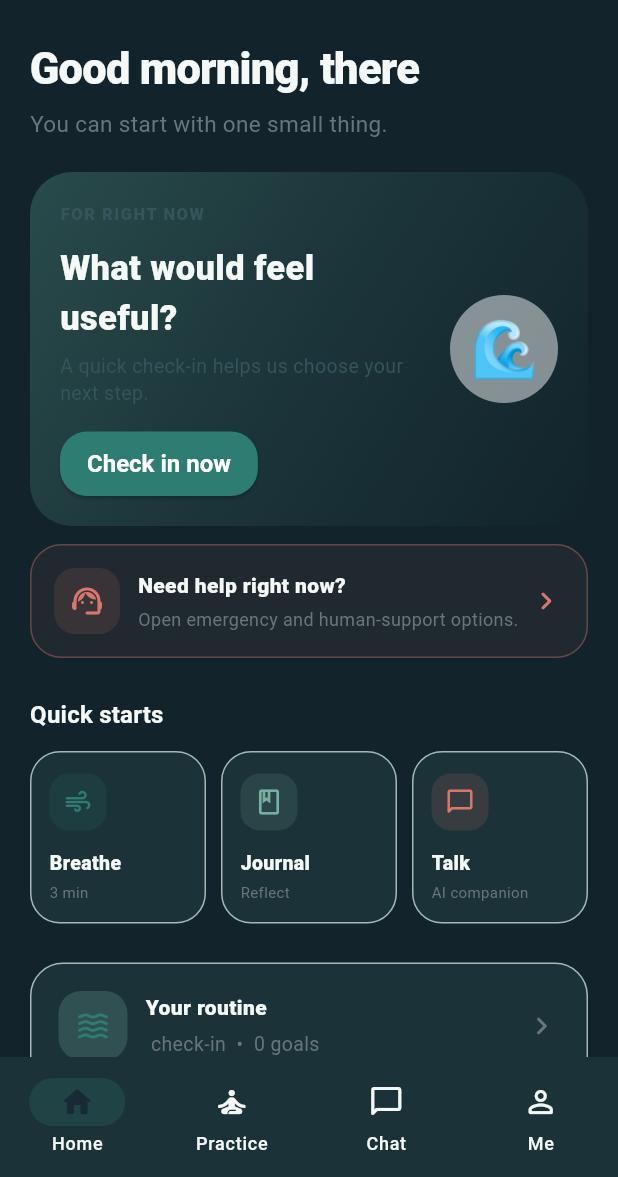
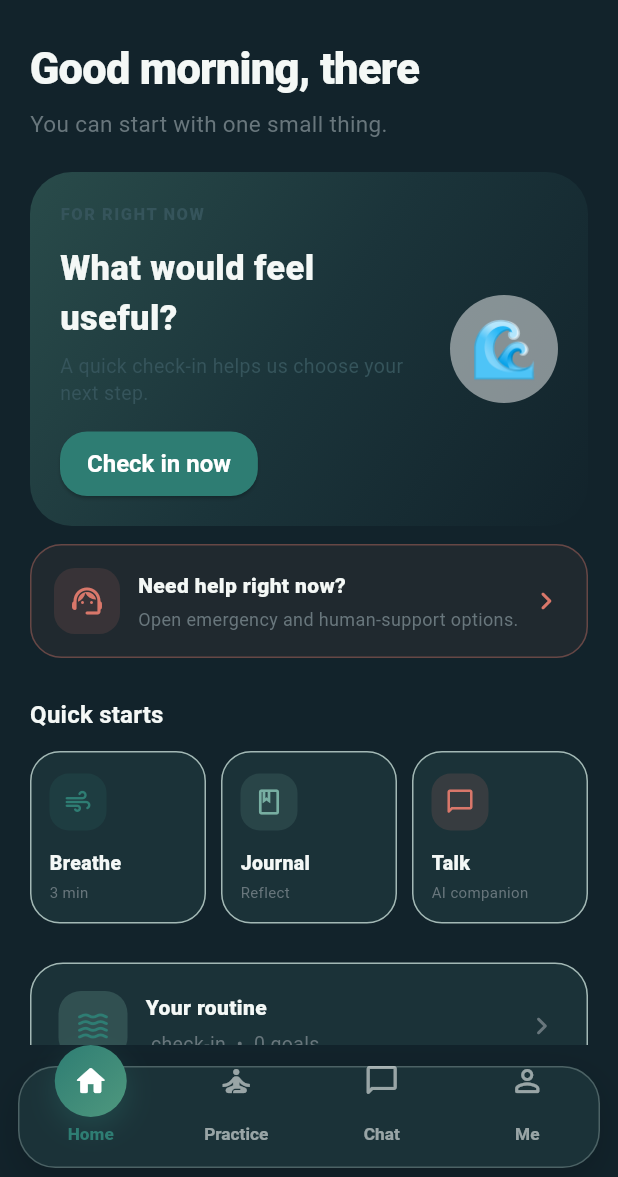
Before and after one commit to Tor3x-Coder/mindmate, a Flutter app: the MainNavScreen screen opened directly, on a phone screen of 412 x 824 dp, the part 59-1236 px from its top. Run offline on Flutter 3.47's test engine with Material 3 defaults, Android fonts, the phone set to English and light mode, and no system bars; our stand-ins replace cloud_firestore, firebase_auth, firebase_core, just_audio, shared_preferences; missing offline and left inert: model_viewer_plus; accounts and stored records are empty; Roboto replaces fonts that are missing (Poppins).

Commit message:
UX: add floating nav and meditation reassurance cues
Co-authored-by: arena-agent <297053741+arena-agent@users.noreply.github.com>

```diff
--- a/lib/screens/main_nav_screen.dart
+++ b/lib/screens/main_nav_screen.dart
@@ -1,5 +1,8 @@
 import 'package:flutter/material.dart';
-import '../utils/app_theme.dart';
+import 'package:provider/provider.dart';
+
+import '../services/app_settings_controller.dart';
+import '../widgets/floating_tide_navigation_bar.dart';
 import 'home/home_tab_screen.dart';
 import 'practice/practice_tab_screen.dart';
 import 'chat/chat_tab_screen.dart';
@@ -19,6 +22,29 @@ class MainNavScreen extends StatefulWidget {
 class _MainNavScreenState extends State<MainNavScreen> {
   int _currentIndex = 0;
 
+  static const List<FloatingTideDestination> _destinations = [
+    FloatingTideDestination(
+      icon: Icons.home_outlined,
+      selectedIcon: Icons.home_rounded,
+      label: 'Home',
+    ),
+    FloatingTideDestination(
+      icon: Icons.self_improvement_outlined,
+      selectedIcon: Icons.self_improvement_rounded,
+      label: 'Practice',
+    ),
+    FloatingTideDestination(
+      icon: Icons.chat_bubble_outline_rounded,
+      selectedIcon: Icons.chat_bubble_rounded,
+      label: 'Chat',
+    ),
+    FloatingTideDestination(
+      icon: Icons.person_outline_rounded,
+      selectedIcon: Icons.person_rounded,
+      label: 'Me',
+    ),
+  ];
+
   final List<Widget> _tabs = const [
     HomeTabScreen(),
     PracticeTabScreen(),
@@ -28,40 +54,21 @@ class _MainNavScreenState extends State<MainNavScreen> {
 
   @override
   Widget build(BuildContext context) {
-    final isDark = Theme.of(context).brightness == Brightness.dark;
+    final settings = context.watch<AppSettingsController>();
 
     return Scaffold(
       body: IndexedStack(
         index: _currentIndex,
         children: _tabs,
       ),
-      bottomNavigationBar: NavigationBar(
+      bottomNavigationBar: FloatingTideNavigationBar(
         selectedIndex: _currentIndex,
-        onDestinationSelected: (index) => setState(() => _currentIndex = index),
-        backgroundColor: Theme.of(context).colorScheme.surface,
-        indicatorColor: AppTheme.primary.withValues(alpha: isDark ? 0.24 : 0.14),
-        destinations: const [
-          NavigationDestination(
-            icon: Icon(Icons.home_outlined),
-            selectedIcon: Icon(Icons.home_rounded),
-            label: 'Home',
-          ),
-          NavigationDestination(
-            icon: Icon(Icons.self_improvement_outlined),
-            selectedIcon: Icon(Icons.self_improvement_rounded),
-            label: 'Practice',
-          ),
-          NavigationDestination(
-            icon: Icon(Icons.chat_bubble_outline_rounded),
-            selectedIcon: Icon(Icons.chat_bubble_rounded),
-            label: 'Chat',
-          ),
-          NavigationDestination(
-            icon: Icon(Icons.person_outline_rounded),
-            selectedIcon: Icon(Icons.person_rounded),
-            label: 'Me',
-          ),
-        ],
+        destinations: _destinations,
+        animationIntensity: settings.animationIntensity,
+        onDestinationSelected: (index) {
+          if (index == _currentIndex) return;
+          setState(() => _currentIndex = index);
+        },
       ),
     );
   }
--- /dev/null
+++ b/lib/widgets/floating_tide_navigation_bar.dart
@@ -0,0 +1,208 @@
+import 'dart:math' as math;
+
+import 'package:flutter/material.dart';
+
+import '../utils/app_theme.dart';
+
+class FloatingTideDestination {
+  final IconData icon;
+  final IconData selectedIcon;
+  final String label;
+
+  const FloatingTideDestination({
+    required this.icon,
+    required this.selectedIcon,
+    required this.label,
+  });
+}
+
+/// A calm four-destination bottom bar with one animated Tide orb.
+///
+/// The orb is decorative: selected icons, labels, semantics, and keyboard
+/// focus still communicate state without relying on motion or colour alone.
+class FloatingTideNavigationBar extends StatelessWidget {
+  final int selectedIndex;
+  final ValueChanged<int> onDestinationSelected;
+  final List<FloatingTideDestination> destinations;
+  final double animationIntensity;
+
+  const FloatingTideNavigationBar({
+    super.key,
+    required this.selectedIndex,
+    required this.onDestinationSelected,
+    required this.destinations,
+    this.animationIntensity = 1,
+  }) : assert(destinations.length > 1);
+
+  static const double _horizontalMargin = 12;
+  static const double _orbSize = 48;
+  static const double _barHeight = 84;
+
+  @override
+  Widget build(BuildContext context) {
+    final theme = Theme.of(context);
+    final isDark = theme.brightness == Brightness.dark;
+    final reduceMotion = MediaQuery.disableAnimationsOf(context);
+    final duration = reduceMotion
+        ? Duration.zero
+        : Duration(
+            milliseconds: (300 / animationIntensity.clamp(0.6, 1.3)).round(),
+          );
+
+    return ColoredBox(
+      color: theme.scaffoldBackgroundColor,
+      child: SafeArea(
+        top: false,
+        minimum: const EdgeInsets.only(bottom: 4),
+        child: SizedBox(
+          height: _barHeight,
+          child: LayoutBuilder(
+            builder: (context, constraints) {
+              final availableWidth =
+                  constraints.maxWidth - (_horizontalMargin * 2);
+              final segmentWidth = availableWidth / destinations.length;
+              final orbLeft = _horizontalMargin +
+                  (segmentWidth * selectedIndex) +
+                  ((segmentWidth - _orbSize) / 2);
+
+              return Stack(
+                clipBehavior: Clip.none,
+                children: [
+                  Positioned(
+                    top: 14,
+                    left: _horizontalMargin,
+                    right: _horizontalMargin,
+                    bottom: 2,
+                    child: DecoratedBox(
+                      decoration: BoxDecoration(
+                        color: theme.colorScheme.surface,
+                        borderRadius: BorderRadius.circular(25),
+                        border: Border.all(
+                          color: AppTheme.surfaceBorder.withValues(
+                            alpha: isDark ? 0.28 : 0.72,
+                          ),
+                        ),
+                        boxShadow: [
+                          BoxShadow(
+                            color: Colors.black.withValues(
+                              alpha: isDark ? 0.18 : 0.07,
+                            ),
+                            blurRadius: 22,
+                            offset: const Offset(0, 9),
+                          ),
+                        ],
+                      ),
+                    ),
+                  ),
+                  AnimatedPositioned(
+                    duration: duration,
+                    curve: Curves.easeOutBack,
+                    left: orbLeft,
+                    top: 0,
+                    width: _orbSize,
+                    height: _orbSize,
+                    child: TweenAnimationBuilder<double>(
+                      key: ValueKey(selectedIndex),
+                      duration: duration,
+                      tween: Tween(begin: 0, end: 1),
+                      builder: (context, value, child) {
+                        final hop = reduceMotion
+                            ? 0.0
+                            : -math.sin(value * math.pi) * 5;
+                        return Transform.translate(
+                          offset: Offset(0, hop),
+                          child: child,
+                        );
+                      },
+                      child: DecoratedBox(
+                        decoration: BoxDecoration(
+                          shape: BoxShape.circle,
+                          gradient: AppTheme.accentGradient,
+                          boxShadow: [
+                            BoxShadow(
+                              color: AppTheme.primary.withValues(alpha: 0.3),
+                              blurRadius: 16,
+                              offset: const Offset(0, 7),
+                            ),
+                          ],
+                        ),
+                      ),
+                    ),
+                  ),
+                  Positioned.fill(
+                    left: _horizontalMargin,
+                    right: _horizontalMargin,
+                    child: Row(
+                      children: List.generate(destinations.length, (index) {
+                        final destination = destinations[index];
+                        final selected = index == selectedIndex;
+                        final contentColor = selected
+                            ? Colors.white
+                            : theme.colorScheme.onSurface.withValues(alpha: 0.58);
+
+                        return Expanded(
+                          child: Semantics(
+                            button: true,
+                            selected: selected,
+                            label: destination.label,
+                            child: InkWell(
+                              onTap: () => onDestinationSelected(index),
+                              borderRadius: BorderRadius.circular(22),
+                              focusColor: AppTheme.primary.withValues(alpha: 0.12),
+                              hoverColor: AppTheme.primary.withValues(alpha: 0.07),
+                              splashColor: AppTheme.primary.withValues(alpha: 0.12),
+                              child: Column(
+                                mainAxisAlignment: MainAxisAlignment.start,
+                                children: [
+                                  SizedBox(
+                                    height: _orbSize,
+                                    child: Center(
+                                      child: AnimatedSwitcher(
+                                        duration: duration,
+                                        child: Icon(
+                                          selected
+                                              ? destination.selectedIcon
+                                              : destination.icon,
+                                          key: ValueKey(selected),
+                                          color: contentColor,
+                                          size: 24,
+                                        ),
+                                      ),
+                                    ),
+                                  ),
+                                  const SizedBox(height: 4),
+                                  AnimatedDefaultTextStyle(
+                                    duration: duration,
+                                    style: TextStyle(
+                                      color: selected
+                                          ? AppTheme.primary
+                                          : theme.colorScheme.onSurface
+                                              .withValues(alpha: 0.58),
+                                      fontSize: 11.5,
+                                      fontWeight: selected
+                                          ? FontWeight.w800
+                                          : FontWeight.w600,
+                                    ),
+                                    child: Text(
+                                      destination.label,
+                                      maxLines: 1,
+                                      overflow: TextOverflow.ellipsis,
+                                    ),
+                                  ),
+                                ],
+                              ),
+                            ),
+                          ),
+                        );
+                      }),
+                    ),
+                  ),
+                ],
+              );
+            },
+          ),
+        ),
+      ),
+    );
+  }
+}
```
Also changed, not shown: lib/screens/meditation/meditation_screen.dart (+79 -33 lines), lib/utils/audio_assets.dart (+7 -0 lines), 9 other files.
